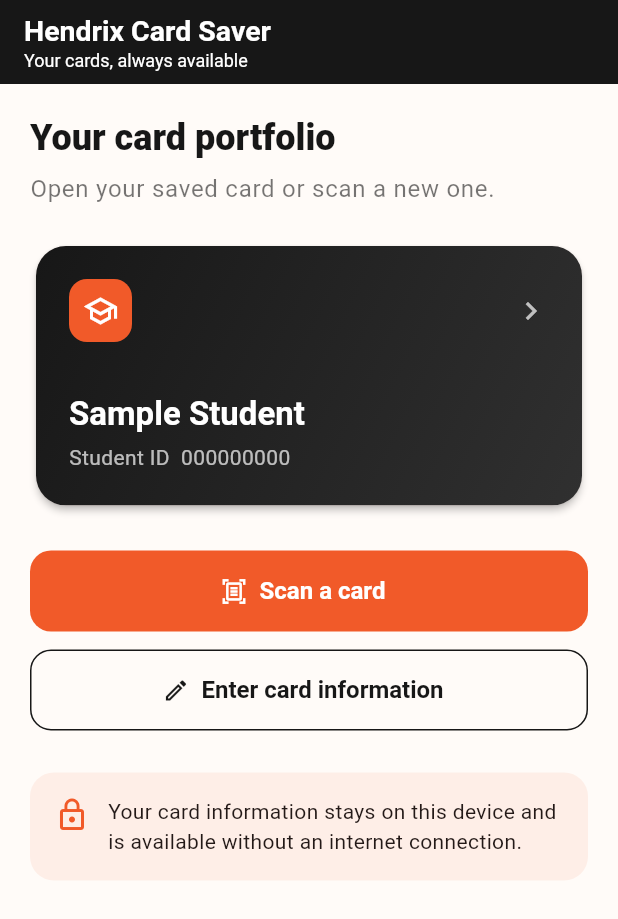
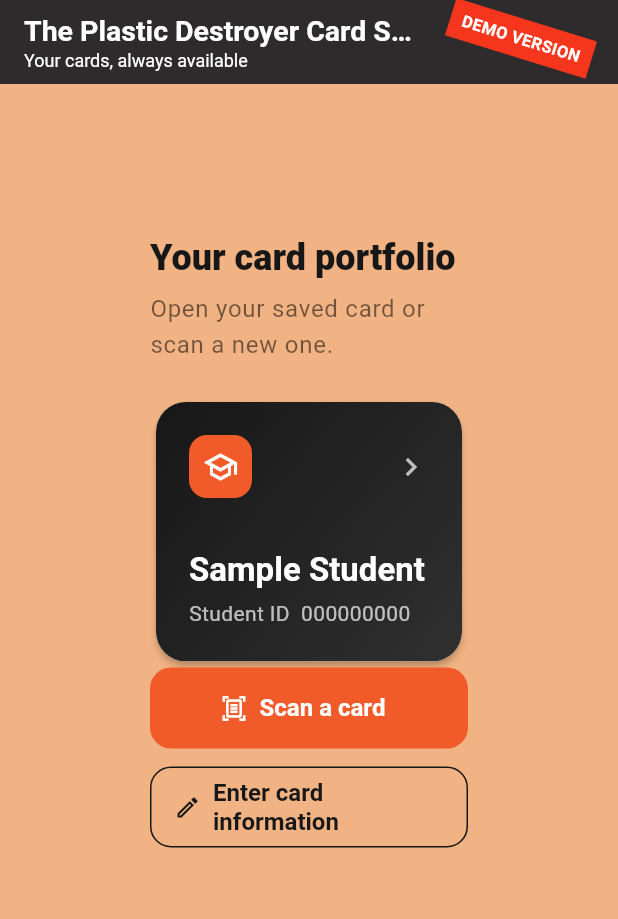
Before and after one commit to Vincent-Twidwell/Sensory-Overload, a Flutter app: the screen it shows after launch, after a tap on "Scan a card", on a phone screen of 412 x 824 dp. Shown: the top 919 px of the screen. Run offline on Flutter 3.47's test engine with Material 3 defaults, Android fonts, the phone set to English and light mode, and no system bars; our stand-ins replace sqflite_common_ffi; accounts and stored records are empty.

Commit message:
Save demo version and updated colors

```diff
--- a/hendrix_card_saver/lib/main.dart
+++ b/hendrix_card_saver/lib/main.dart
@@ -14,7 +14,7 @@ class HendrixCardSaverApp extends StatelessWidget {
   Widget build(BuildContext context) {
     return MaterialApp(
       debugShowCheckedModeBanner: false,
-      title: 'Card Saver App',
+      title: 'The Plastic Destroyer',
       theme: AppTheme.lightTheme,
       home: const HomeScreen(),
     );
--- a/hendrix_card_saver/lib/screens/home_screen.dart
+++ b/hendrix_card_saver/lib/screens/home_screen.dart
@@ -1,14 +1,13 @@
 import 'package:flutter/material.dart';
+import 'package:hendrix_card_saver/Sensors/scanner.dart';
+import 'package:sqflite_common_ffi/sqflite_common_ffi.dart';
 
 import '../theme/app_theme.dart';
 import '../widgets/saved_card.dart';
+import '../Storage/code_storage.dart';
 
 class HomeScreen extends StatelessWidget {
-  const HomeScreen({
-    super.key,
-    this.onScanCard,
-    this.onOpenCard,
-  });
+  const HomeScreen({super.key, this.onScanCard, this.onOpenCard});
 
   final VoidCallback? onScanCard;
   final VoidCallback? onOpenCard;
@@ -21,7 +20,7 @@ class HomeScreen extends StatelessWidget {
           crossAxisAlignment: CrossAxisAlignment.start,
           children: [
             Text(
-              'Hendrix Card Saver',
+              'The Plastic Destroyer Card Saver',
               style: TextStyle(fontSize: 19, fontWeight: FontWeight.w700),
             ),
             Text(
@@ -30,10 +29,30 @@ class HomeScreen extends StatelessWidget {
             ),
           ],
         ),
+        actions: [
+          Center(
+            child: Transform.rotate(
+              angle: 0.30,
+              child: Container(
+                margin: const EdgeInsets.only(right: 16),
+                padding: const EdgeInsets.symmetric(horizontal: 8, vertical: 5),
+                color: const Color.fromARGB(255, 245, 54, 29),
+                child: const Text(
+                  'DEMO VERSION',
+                  style: TextStyle(
+                    color: Colors.white,
+                    fontSize: 11,
+                    fontWeight: FontWeight.bold,
+                  ),
+                ),
+              ),
+            ),
+          ),
+        ],
       ),
       body: SafeArea(
         child: ListView(
-          padding: const EdgeInsets.all(20),
+          padding: const EdgeInsets.all(100),
           children: [
             Text(
               'Your card portfolio',
@@ -45,9 +64,8 @@ class HomeScreen extends StatelessWidget {
             const SizedBox(height: 6),
             Text(
               'Open your saved card or scan a new one.',
-              style: Theme.of(context).textTheme.bodyLarge?.copyWith(
-                    color: Colors.black54,
-                  ),
+              style: Theme.of(context).textTheme.bodyLarge
+                  ?.copyWith(color: Colors.black54),
             ),
             const SizedBox(height: 22),
             SavedCard(
@@ -55,39 +73,44 @@ class HomeScreen extends StatelessWidget {
               studentId: '000000000',
               onTap: onOpenCard ?? () {},
             ),
-            const SizedBox(height: 26),
-            FilledButton.icon(
+            Center(
+              child: SizedBox(
+                width: 1300,
+                child: FilledButton.icon(
                   key: const Key('scanCardButton'),
-              onPressed: onScanCard ?? () {},
+                  onPressed: () async {
+                    onScanCard?.call();
+                    String data;
+                    String type;
+                    (data, type) = await scanner.getBarcodeInfoFromScan(
+                      context,
+                    );
+
+                    if (data.isEmpty) return;
+
+                    final newCard = CodeStorage(
+                      code: data,
+                      id: 000000,
+                      name: "Hendrix Card",
+                    );
+                    final database = CodeDatabase();
+                    await database.insertCode(newCard);
+                  },
                   icon: const Icon(Icons.document_scanner_outlined),
                   label: const Text('Scan a card'),
                 ),
+              ),
+            ),
             const SizedBox(height: 12),
-            OutlinedButton.icon(
+            Center(
+              child: SizedBox(
+                width: 1300,
+                child: OutlinedButton.icon(
                   key: const Key('enterCardButton'),
                   onPressed: () {},
                   icon: const Icon(Icons.edit_outlined),
                   label: const Text('Enter card information'),
                 ),
-            const SizedBox(height: 28),
-            Container(
-              padding: const EdgeInsets.all(16),
-              decoration: BoxDecoration(
-                color: AppTheme.hendrixOrange.withValues(alpha: 0.08),
-                borderRadius: BorderRadius.circular(16),
-              ),
-              child: const Row(
-                crossAxisAlignment: CrossAxisAlignment.start,
-                children: [
-                  Icon(Icons.lock_outline, color: AppTheme.hendrixOrange),
-                  SizedBox(width: 12),
-                  Expanded(
-                    child: Text(
-                      'Your card information stays on this device and is '
-                      'available without an internet connection.',
-                    ),
-                  ),
-                ],
               ),
             ),
           ],
--- a/hendrix_card_saver/lib/theme/app_theme.dart
+++ b/hendrix_card_saver/lib/theme/app_theme.dart
@@ -3,7 +3,7 @@ import 'package:flutter/material.dart';
 class AppTheme {
   AppTheme._();
 
-  static const Color hendrixOrange = Color(0xFFF15A29);  //hendrix collors
+  static const Color hendrixOrange = Color(0xFFF15A29); //hendrix collors
   static const Color nearBlack = Color(0xFF171717);
   static const Color warmWhite = Color(0xFFFFFBF8);
 
@@ -12,16 +12,16 @@ class AppTheme {
       seedColor: hendrixOrange,
       brightness: Brightness.light,
       primary: hendrixOrange,
-      secondary: nearBlack,
+      secondary: const Color.fromARGB(255, 56, 55, 55),
       surface: Colors.white,
     );
 
     return ThemeData(
       useMaterial3: true,
       colorScheme: colorScheme,
-      scaffoldBackgroundColor: warmWhite,
+      scaffoldBackgroundColor: const Color.fromARGB(255, 241, 179, 131),
       appBarTheme: const AppBarTheme(
-        backgroundColor: nearBlack,
+        backgroundColor: Color.fromARGB(255, 45, 43, 43),
         foregroundColor: Colors.white,
         elevation: 0,
       ),
@@ -33,10 +33,7 @@ class AppTheme {
           shape: RoundedRectangleBorder(
             borderRadius: BorderRadius.circular(14),
           ),
-          textStyle: const TextStyle(
-            fontSize: 16,
-            fontWeight: FontWeight.w700,
-          ),
+          textStyle: const TextStyle(fontSize: 16, fontWeight: FontWeight.w700),
         ),
       ),
       outlinedButtonTheme: OutlinedButtonThemeData(
@@ -47,10 +44,7 @@ class AppTheme {
           shape: RoundedRectangleBorder(
             borderRadius: BorderRadius.circular(14),
           ),
-          textStyle: const TextStyle(
-            fontSize: 16,
-            fontWeight: FontWeight.w700,
-          ),
+          textStyle: const TextStyle(fontSize: 16, fontWeight: FontWeight.w700),
         ),
       ),
     );
```
Lines whose indentation alone changed are shown as unchanged.
